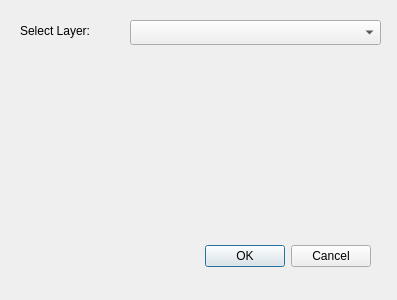
The window that CZMLBillboardMaker_dialog_base.ui (muratkendir/CZMLBillboardMaker) describes before a commit, drawn with Qt 5.
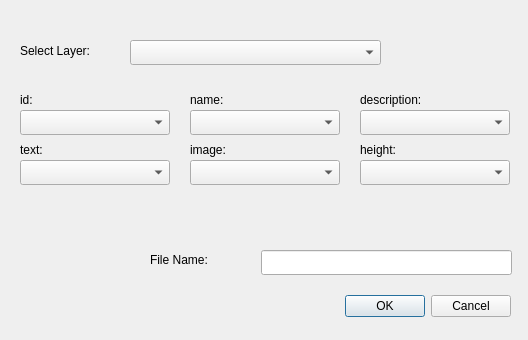
The same window after the commit. Icons and pictures are not drawn.

Commit message: essential attribute selector comboboxes added.

What changed in the file:
```diff
--- a/CZMLBillboardMaker_dialog_base.ui
+++ b/CZMLBillboardMaker_dialog_base.ui
@@ -6,8 +6,8 @@
    <rect>
     <x>0</x>
     <y>0</y>
-    <width>397</width>
-    <height>300</height>
+    <width>528</width>
+    <height>340</height>
    </rect>
   </property>
   <property name="windowTitle">
@@ -20,8 +20,8 @@
   <widget class="QDialogButtonBox" name="button_box">
    <property name="geometry">
     <rect>
-     <x>30</x>
-     <y>240</y>
+     <x>170</x>
+     <y>290</y>
      <width>341</width>
      <height>32</height>
     </rect>
@@ -37,7 +37,7 @@
    <property name="geometry">
     <rect>
      <x>20</x>
-     <y>21</y>
+     <y>41</y>
      <width>91</width>
      <height>20</height>
     </rect>
@@ -50,12 +50,173 @@
    <property name="geometry">
     <rect>
      <x>130</x>
-     <y>20</y>
+     <y>40</y>
      <width>251</width>
      <height>25</height>
     </rect>
    </property>
   </widget>
+  <widget class="QLineEdit" name="lineEditFileName">
+   <property name="geometry">
+    <rect>
+     <x>261</x>
+     <y>250</y>
+     <width>251</width>
+     <height>25</height>
+    </rect>
+   </property>
+  </widget>
+  <widget class="QLabel" name="labelFileName">
+   <property name="geometry">
+    <rect>
+     <x>150</x>
+     <y>250</y>
+     <width>91</width>
+     <height>20</height>
+    </rect>
+   </property>
+   <property name="text">
+    <string>File Name:</string>
+   </property>
+  </widget>
+  <widget class="QLabel" name="labelID">
+   <property name="geometry">
+    <rect>
+     <x>20</x>
+     <y>90</y>
+     <width>91</width>
+     <height>20</height>
+    </rect>
+   </property>
+   <property name="text">
+    <string>id:</string>
+   </property>
+  </widget>
+  <widget class="QLabel" name="labelName">
+   <property name="geometry">
+    <rect>
+     <x>190</x>
+     <y>90</y>
+     <width>81</width>
+     <height>20</height>
+    </rect>
+   </property>
+   <property name="text">
+    <string>name:</string>
+   </property>
+  </widget>
+  <widget class="QLabel" name="labelDescription">
+   <property name="geometry">
+    <rect>
+     <x>360</x>
+     <y>90</y>
+     <width>121</width>
+     <height>20</height>
+    </rect>
+   </property>
+   <property name="text">
+    <string>description:</string>
+   </property>
+  </widget>
+  <widget class="QLabel" name="labelText">
+   <property name="geometry">
+    <rect>
+     <x>20</x>
+     <y>140</y>
+     <width>81</width>
+     <height>20</height>
+    </rect>
+   </property>
+   <property name="text">
+    <string>text:</string>
+   </property>
+  </widget>
+  <widget class="QLabel" name="labelImage">
+   <property name="geometry">
+    <rect>
+     <x>190</x>
+     <y>140</y>
+     <width>81</width>
+     <height>20</height>
+    </rect>
+   </property>
+   <property name="text">
+    <string>image:</string>
+   </property>
+  </widget>
+  <widget class="QLabel" name="labelImage_2">
+   <property name="geometry">
+    <rect>
+     <x>360</x>
+     <y>140</y>
+     <width>81</width>
+     <height>20</height>
+    </rect>
+   </property>
+   <property name="text">
+    <string>height:</string>
+   </property>
+  </widget>
+  <widget class="QComboBox" name="comboBox">
+   <property name="geometry">
+    <rect>
+     <x>20</x>
+     <y>110</y>
+     <width>150</width>
+     <height>25</height>
+    </rect>
+   </property>
+  </widget>
+  <widget class="QComboBox" name="comboBox_2">
+   <property name="geometry">
+    <rect>
+     <x>360</x>
+     <y>110</y>
+     <width>150</width>
+     <height>25</height>
+    </rect>
+   </property>
+  </widget>
+  <widget class="QComboBox" name="comboBox_3">
+   <property name="geometry">
+    <rect>
+     <x>190</x>
+     <y>110</y>
+     <width>150</width>
+     <height>25</height>
+    </rect>
+   </property>
+  </widget>
+  <widget class="QComboBox" name="comboBox_4">
+   <property name="geometry">
+    <rect>
+     <x>20</x>
+     <y>160</y>
+     <width>150</width>
+     <height>25</height>
+    </rect>
+   </property>
+  </widget>
+  <widget class="QComboBox" name="comboBox_5">
+   <property name="geometry">
+    <rect>
+     <x>190</x>
+     <y>160</y>
+     <width>150</width>
+     <height>25</height>
+    </rect>
+   </property>
+  </widget>
+  <widget class="QComboBox" name="comboBox_6">
+   <property name="geometry">
+    <rect>
+     <x>360</x>
+     <y>160</y>
+     <width>150</width>
+     <height>25</height>
+    </rect>
+   </property>
+  </widget>
  </widget>
  <resources/>
  <connections>
```
Left out of the diff: 2 changed lines with no effect on the pictures.
